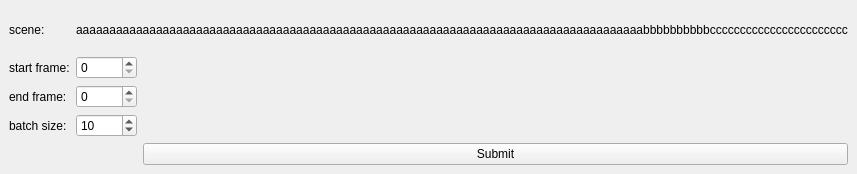
First picture: the form in submitter.ui, repository CogswellProjectHydra/githubHydraRepo, before the edit.
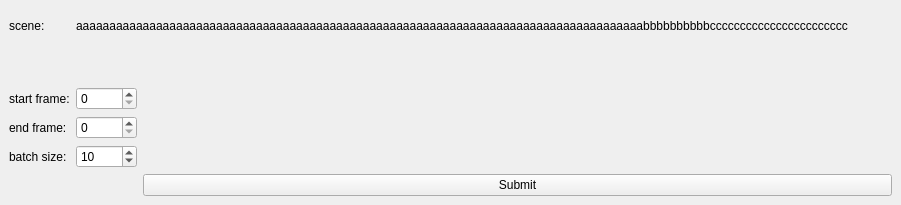
Second picture: the form after the edit.

What changed in the file:
```diff
--- a/submitter.ui
+++ b/submitter.ui
@@ -6,8 +6,8 @@
    <rect>
     <x>0</x>
     <y>0</y>
-    <width>794</width>
-    <height>174</height>
+    <width>901</width>
+    <height>205</height>
    </rect>
   </property>
   <property name="windowTitle">
@@ -29,21 +29,21 @@
       </property>
      </widget>
     </item>
-    <item row="1" column="0">
+    <item row="2" column="0">
      <widget class="QLabel" name="label_2">
       <property name="text">
        <string>start frame:</string>
       </property>
      </widget>
     </item>
-    <item row="1" column="1">
+    <item row="2" column="1">
      <widget class="QSpinBox" name="startSpinBox">
       <property name="maximum">
        <number>99999</number>
       </property>
      </widget>
     </item>
-    <item row="1" column="2">
+    <item row="2" column="2">
      <spacer name="horizontalSpacer">
       <property name="orientation">
        <enum>Qt::Horizontal</enum>
@@ -56,21 +56,21 @@
       </property>
      </spacer>
     </item>
-    <item row="2" column="0">
+    <item row="3" column="0">
      <widget class="QLabel" name="label_3">
       <property name="text">
        <string>end frame:</string>
       </property>
      </widget>
     </item>
-    <item row="2" column="1">
+    <item row="3" column="1">
      <widget class="QSpinBox" name="endSpinBox">
       <property name="maximum">
        <number>99999</number>
       </property>
      </widget>
     </item>
-    <item row="2" column="2">
+    <item row="3" column="2">
      <spacer name="horizontalSpacer_2">
       <property name="orientation">
        <enum>Qt::Horizontal</enum>
@@ -83,14 +83,14 @@
       </property>
      </spacer>
     </item>
-    <item row="3" column="0">
+    <item row="4" column="0">
      <widget class="QLabel" name="label_4">
       <property name="text">
        <string>batch size:</string>
       </property>
      </widget>
     </item>
-    <item row="3" column="1">
+    <item row="4" column="1">
      <widget class="QSpinBox" name="batchSizeSpinBox">
       <property name="maximum">
        <number>999</number>
@@ -100,26 +100,33 @@
       </property>
      </widget>
     </item>
-    <item row="3" column="2">
-     <spacer name="horizontalSpacer_3">
-      <property name="orientation">
-       <enum>Qt::Horizontal</enum>
-      </property>
-      <property name="sizeHint" stdset="0">
-       <size>
-        <width>652</width>
-        <height>20</height>
-       </size>
-      </property>
-     </spacer>
-    </item>
     <item row="4" column="2">
+     <spacer name="horizontalSpacer_3">
+      <property name="orientation">
+       <enum>Qt::Horizontal</enum>
+      </property>
+      <property name="sizeHint" stdset="0">
+       <size>
+        <width>652</width>
+        <height>20</height>
+       </size>
+      </property>
+     </spacer>
+    </item>
+    <item row="5" column="2">
      <widget class="QPushButton" name="submitButton">
       <property name="text">
        <string>Submit</string>
       </property>
      </widget>
     </item>
+    <item row="1" column="1" colspan="2">
+     <widget class="QLabel" name="errorLabel">
+      <property name="text">
+       <string/>
+      </property>
+     </widget>
+    </item>
    </layout>
   </widget>
   <widget class="QMenuBar" name="menubar">
```
Left out of the diff: 4 changed lines with no effect on the pictures.
